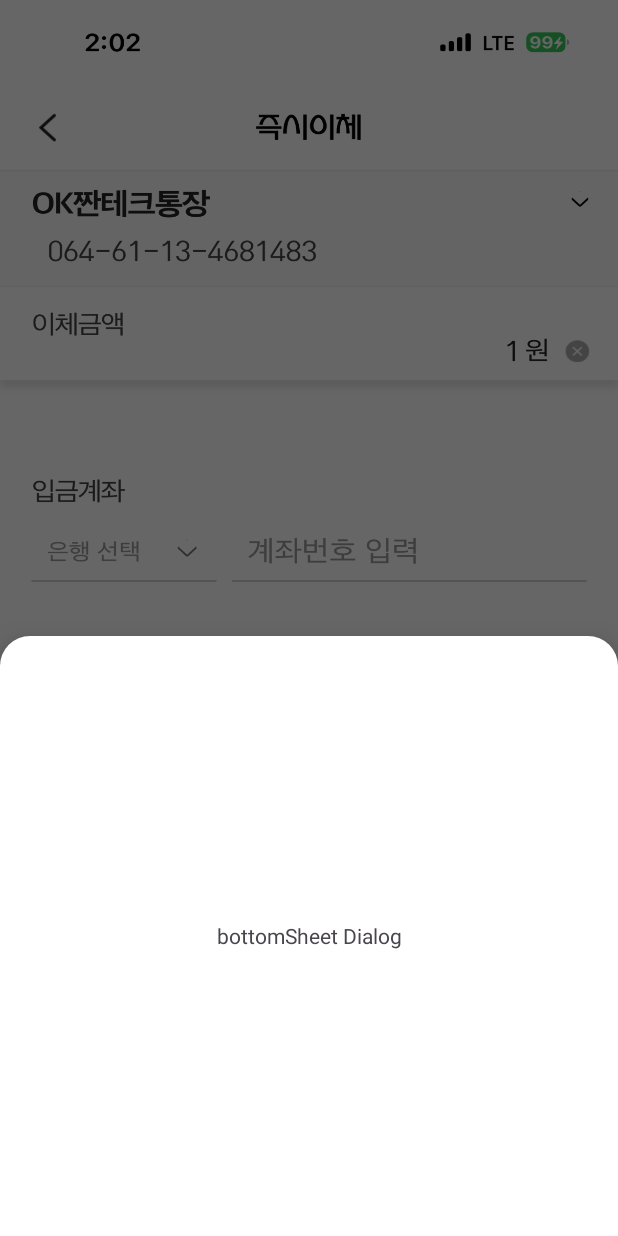
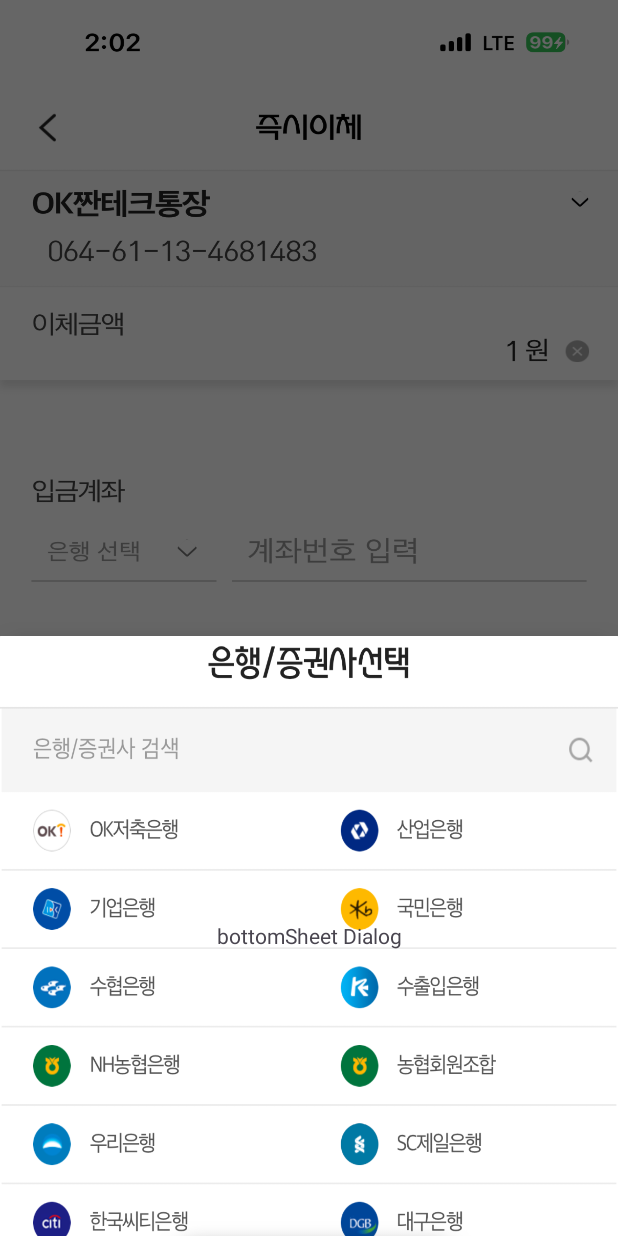
Before and after one commit to OK-Data-System-2023-Internship/Barrier-Free-Project, an Android app: the SubbankingActivity screen opened directly, with no data from a screen before it, after a tap on an icon or button, on a phone screen of 412 x 824 dp. Run offline under Robolectric (Android 15) with nearby library versions, the phone set to English and light mode, and no system bars.

Commit message:
이체 페이지 - Bottom Sheet에 은행 사진 추가

```diff
--- a/app/src/main/java/com/example/testproject/SubbankingActivity.java
+++ b/app/src/main/java/com/example/testproject/SubbankingActivity.java
@@ -27,7 +27,7 @@ public class SubbankingActivity extends AppCompatActivity {
         setContentView(binding.getRoot());
 
         // BottomSheet View 초기화
-        View bottomSheetView = getLayoutInflater().inflate(R.layout.bottom_sheet, null);
+        View bottomSheetView = getLayoutInflater().inflate(R.layout.bottom_sheet2, null);
         final BottomSheetDialog bottomSheetDialog = new BottomSheetDialog(this);
         bottomSheetDialog.setContentView(bottomSheetView);
 
--- /dev/null
+++ b/app/src/main/res/layout/bottom_sheet2.xml
@@ -0,0 +1,23 @@
+<?xml version="1.0" encoding="utf-8"?>
+<androidx.constraintlayout.widget.ConstraintLayout xmlns:android="http://schemas.android.com/apk/res/android"
+    xmlns:app="http://schemas.android.com/apk/res-auto"
+    android:id="@+id/bottomSheetDashBoardLayout"
+    android:layout_width="match_parent"
+    android:layout_height="match_parent"
+    app:behavior_hideable="true"
+    app:behavior_draggable="true"
+    android:background="@drawable/bankings"
+    app:layout_behavior="com.google.android.material.bottomsheet.BottomSheetBehavior">
+
+    <TextView
+        android:layout_width="wrap_content"
+        android:layout_height="400dp"
+        android:text="bottomSheet Dialog"
+        android:gravity="center"
+        app:layout_constraintStart_toStartOf="parent"
+        app:layout_constraintEnd_toEndOf="parent"
+        app:layout_constraintTop_toTopOf="parent"
+        app:layout_constraintBottom_toBottomOf="parent"/>
+
+
+</androidx.constraintlayout.widget.ConstraintLayout>
```
Also changed, not shown: app/src/main/res/drawable/bankings.png (added).
